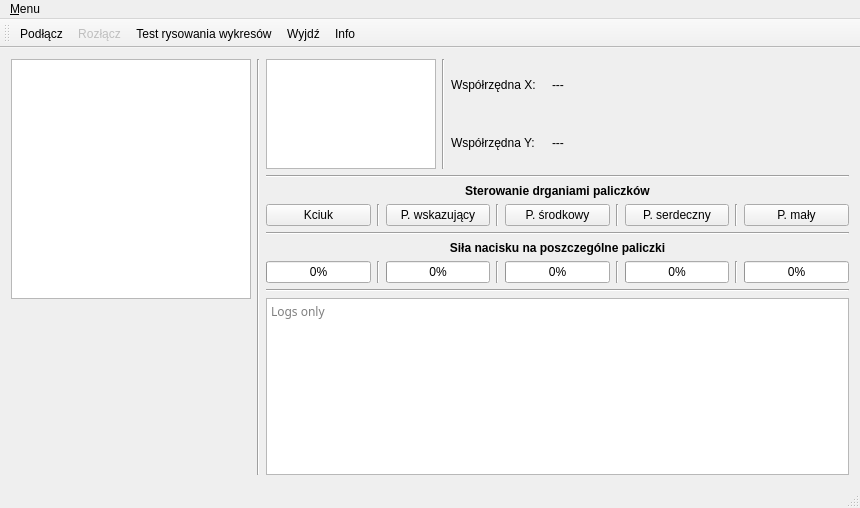
Qt form qt_rekawica/ui/mainwindow.ui (jjmgab/WDS_Rekawica-sensoryczna_Qt) before a commit.
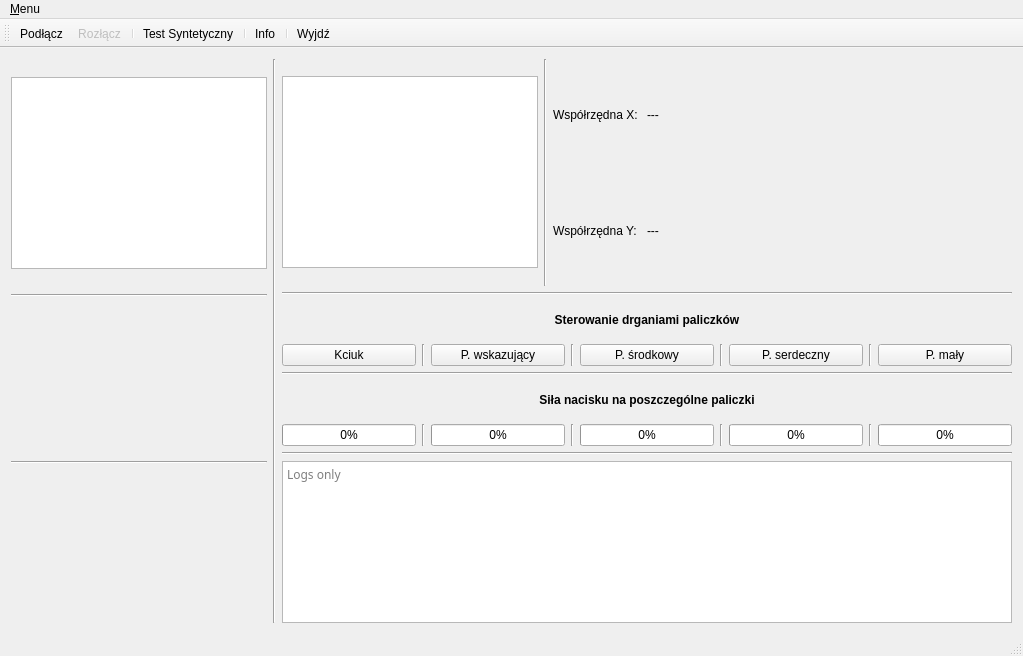
The same form after that commit. Icons and pictures are not drawn. Custom widgets are drawn as their Qt base class.

The edit to the form file:
```diff
--- a/qt_rekawica/ui/mainwindow.ui
+++ b/qt_rekawica/ui/mainwindow.ui
@@ -6,8 +6,8 @@
    <rect>
     <x>0</x>
     <y>0</y>
-    <width>860</width>
-    <height>508</height>
+    <width>1023</width>
+    <height>656</height>
    </rect>
   </property>
   <property name="sizePolicy">
@@ -18,8 +18,8 @@
   </property>
   <property name="minimumSize">
    <size>
-    <width>860</width>
-    <height>508</height>
+    <width>0</width>
+    <height>0</height>
    </size>
   </property>
   <property name="maximumSize">
@@ -60,23 +60,44 @@
      <height>0</height>
     </size>
    </property>
-   <layout class="QGridLayout" name="gridLayout">
+   <property name="baseSize">
+    <size>
+     <width>1025</width>
+     <height>590</height>
+    </size>
+   </property>
+   <property name="locale">
+    <locale language="Polish" country="Poland"/>
+   </property>
+   <layout class="QGridLayout" name="gridLayout" columnstretch="1,3">
     <item row="0" column="1">
-     <layout class="QVBoxLayout" name="layout_mainInfo">
+     <layout class="QVBoxLayout" name="layout_mainInfo" stretch="7,5,5">
       <item>
-       <layout class="QHBoxLayout" name="layout_orientation">
-        <item>
+       <layout class="QHBoxLayout" name="layout_orientation" stretch="2,1,1,3">
+        <item alignment="Qt::AlignHCenter|Qt::AlignVCenter">
          <widget class="QGraphicsView" name="graphics_handOrientation">
+          <property name="sizePolicy">
+           <sizepolicy hsizetype="Fixed" vsizetype="Fixed">
+            <horstretch>0</horstretch>
+            <verstretch>0</verstretch>
+           </sizepolicy>
+          </property>
           <property name="minimumSize">
            <size>
-            <width>170</width>
-            <height>110</height>
+            <width>0</width>
+            <height>0</height>
            </size>
           </property>
           <property name="maximumSize">
            <size>
-            <width>170</width>
-            <height>110</height>
+            <width>16777215</width>
+            <height>16777215</height>
+           </size>
+          </property>
+          <property name="baseSize">
+           <size>
+            <width>0</width>
+            <height>0</height>
            </size>
           </property>
           <property name="cursor" stdset="0">
@@ -393,21 +414,27 @@
      </layout>
     </item>
     <item row="0" column="0">
-     <layout class="QHBoxLayout" name="layout_handVisualization" stretch="0,0">
+     <layout class="QHBoxLayout" name="layout_handVisualization" stretch="2,1">
       <item>
-       <layout class="QVBoxLayout" name="layout_visualization">
-        <item>
+       <layout class="QVBoxLayout" name="layout_visualization" stretch="3,1,2,1,2">
+        <item alignment="Qt::AlignHCenter|Qt::AlignVCenter">
          <widget class="QGraphicsView" name="graphics_handVisualization">
+          <property name="sizePolicy">
+           <sizepolicy hsizetype="Fixed" vsizetype="Fixed">
+            <horstretch>0</horstretch>
+            <verstretch>0</verstretch>
+           </sizepolicy>
+          </property>
           <property name="minimumSize">
            <size>
-            <width>240</width>
-            <height>240</height>
+            <width>0</width>
+            <height>0</height>
            </size>
           </property>
           <property name="maximumSize">
            <size>
-            <width>240</width>
-            <height>240</height>
+            <width>16777215</width>
+            <height>9999999</height>
            </size>
           </property>
           <property name="sizeIncrement">
@@ -430,8 +457,21 @@
           </property>
          </widget>
         </item>
+        <item>
+         <widget class="Line" name="line_2">
+          <property name="orientation">
+           <enum>Qt::Horizontal</enum>
+          </property>
+         </widget>
+        </item>
         <item>
          <widget class="QCustomPlot" name="graph_bending" native="true">
+          <property name="sizePolicy">
+           <sizepolicy hsizetype="Preferred" vsizetype="Preferred">
+            <horstretch>0</horstretch>
+            <verstretch>0</verstretch>
+           </sizepolicy>
+          </property>
           <property name="minimumSize">
            <size>
             <width>240</width>
@@ -440,9 +480,26 @@
           </property>
           <property name="maximumSize">
            <size>
-            <width>240</width>
+            <width>16777215</width>
             <height>16777215</height>
            </size>
+          </property>
+          <property name="cursor">
+           <cursorShape>CrossCursor</cursorShape>
+          </property>
+         </widget>
+        </item>
+        <item>
+         <widget class="Line" name="line_3">
+          <property name="orientation">
+           <enum>Qt::Horizontal</enum>
+          </property>
+         </widget>
+        </item>
+        <item>
+         <widget class="QCustomPlot" name="graph_touch" native="true">
+          <property name="cursor">
+           <cursorShape>CrossCursor</cursorShape>
           </property>
          </widget>
         </item>
@@ -464,8 +521,8 @@
     <rect>
      <x>0</x>
      <y>0</y>
-     <width>860</width>
-     <height>19</height>
+     <width>1023</width>
+     <height>25</height>
     </rect>
    </property>
    <property name="cursor">
@@ -495,9 +552,12 @@
    </attribute>
    <addaction name="action_connect"/>
    <addaction name="action_disconnect"/>
+   <addaction name="separator"/>
    <addaction name="action_testrun"/>
-   <addaction name="action_exit"/>
+   <addaction name="separator"/>
    <addaction name="action_info"/>
+   <addaction name="separator"/>
+   <addaction name="action_exit"/>
   </widget>
   <widget class="QStatusBar" name="statusBar"/>
   <action name="action_connect">
@@ -560,7 +620,10 @@
      <normaloff>:/button_testrun/icons/testrun.png</normaloff>:/button_testrun/icons/testrun.png</iconset>
    </property>
    <property name="text">
-    <string>Test rysowania wykresów</string>
+    <string>Test Syntetyczny</string>
+   </property>
+   <property name="shortcut">
+    <string>Ctrl+Shift+T</string>
    </property>
   </action>
  </widget>
```
Left out of the diff: 20 changed lines with no effect on the pictures.
